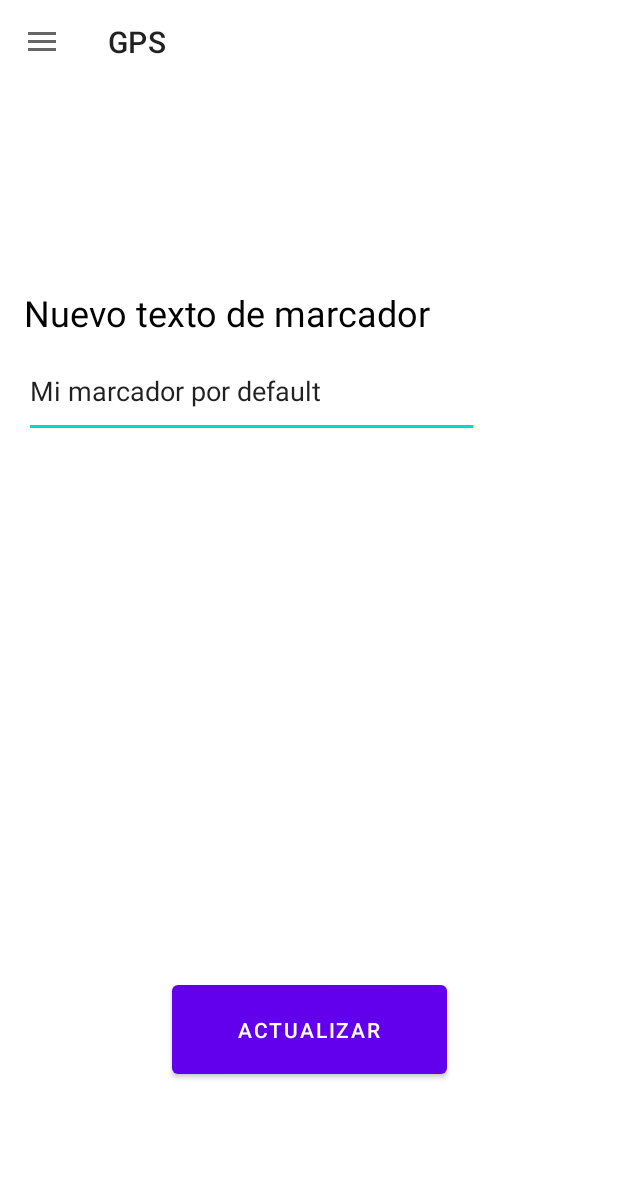
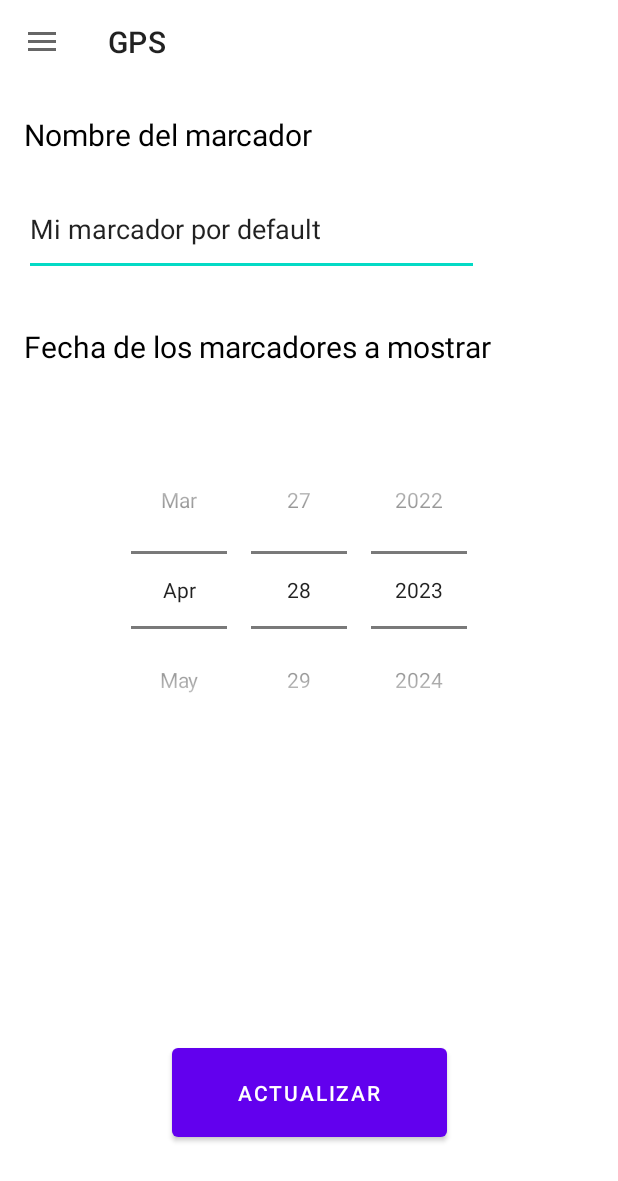
Before and after one commit to JVar00/Laboratorios_moviles, an Android app: the screen it shows after launch (MainActivity), in the side drawer, after a tap on "Configuracion", on a phone screen of 412 x 824 dp. Shown: the top 1181 px of the screen. Run offline under Robolectric (Android 15) with nearby library versions, the phone set to English and light mode, and no system bars; libraries missing offline, so code that uses them is left out: com.google.maps.android; 2 statements that could not run were skipped.

Commit message:
filter marker by date

```diff
--- a/gps/app/src/main/java/com/UNA/gps/ConfigFragment.kt
+++ b/gps/app/src/main/java/com/UNA/gps/ConfigFragment.kt
@@ -7,9 +7,11 @@ import android.view.LayoutInflater
 import android.view.View
 import android.view.ViewGroup
 import android.widget.Button
+import android.widget.DatePicker
 import android.widget.EditText
 import android.widget.Toast
 import androidx.recyclerview.widget.RecyclerView
+import java.util.Date
 
 /**
  * A simple [Fragment] subclass.
@@ -20,16 +22,18 @@ class ConfigFragment : Fragment() {
 
     ///val message
     private var message: String? = "Mi marcador por default"
+    private var fecha: Date? = null
 
     override fun onCreate(savedInstanceState: Bundle?) {
         super.onCreate(savedInstanceState)
         arguments?.let {
             message = it.getString("message")
+            fecha = it.getSerializable("fecha") as Date?
         }
     }
 
     interface OnMessageSendListener {
-        fun onMessageSent(message: String)
+        fun onMessageSent(message: String, fecha: Date)
     }
     private var listener: OnMessageSendListener? = null
 
@@ -54,10 +58,22 @@ class ConfigFragment : Fragment() {
         val sendButton = view.findViewById<Button>(R.id.buttonSend)
         messageEditText.setText(message)
 
+        val datePicker = view.findViewById<DatePicker>(R.id.datePicker)
+        datePicker.init(fecha!!.year + 1900, fecha!!.month, fecha!!.date, null)
+
         sendButton.setOnClickListener {
-            Toast.makeText(requireContext(), "Se cambio exitosamente el nombre del marcador!", Toast.LENGTH_SHORT).show()
+
+            //Obtener la fecha seleccionada por el usuario
+            val year = datePicker.year
+            val month = datePicker.month
+            val day = datePicker.dayOfMonth
+
+            //Crear un objeto Date con la fecha seleccionada
+            val fechaSeleccionada = Date(year - 1900, month, day)
             val message = messageEditText.text.toString()
-            listener?.onMessageSent(message)
+
+            listener?.onMessageSent(message, fechaSeleccionada)
+            Toast.makeText(requireContext(), "Se guardo exitosamente la configuracion", Toast.LENGTH_SHORT).show()
         }
 
         return view
--- a/gps/app/src/main/java/com/UNA/gps/MainActivity.kt
+++ b/gps/app/src/main/java/com/UNA/gps/MainActivity.kt
@@ -12,10 +12,12 @@ import androidx.core.view.GravityCompat
 import androidx.drawerlayout.widget.DrawerLayout
 import androidx.fragment.app.Fragment
 import com.google.android.material.navigation.NavigationView
+import java.util.Date
 
 class MainActivity : AppCompatActivity(), NavigationView.OnNavigationItemSelectedListener, ConfigFragment.OnMessageSendListener {
     lateinit var drawerLayout: DrawerLayout
     lateinit var messageDefault : String
+    lateinit var fechaDefault : Date
     lateinit var messageBundle : Bundle
 
     override fun onCreate(savedInstanceState: Bundle?) {
@@ -63,10 +65,15 @@ class MainActivity : AppCompatActivity(), NavigationView.OnNavigationItemSelecte
 
         //if messageBundle is empty then set default message
         if(!::messageBundle.isInitialized){
+
             messageDefault = "Mi marcador por default"
+            fechaDefault = Date()
+
             val bundle = Bundle()
             bundle.putString("message", messageDefault)
+            bundle.putSerializable("fecha", fechaDefault)
             messageBundle = bundle
+
         }
 
         when (item.itemId){
@@ -94,9 +101,11 @@ class MainActivity : AppCompatActivity(), NavigationView.OnNavigationItemSelecte
         return true
     }
 
-    override fun onMessageSent(message: String) {
+    override fun onMessageSent(message: String, fecha: Date) {
         val bundle = Bundle()
         bundle.putString("message", message)
+        bundle.putSerializable("fecha", fecha)
+        println(fecha)
         messageBundle = bundle
     }
 
--- a/gps/app/src/main/java/com/UNA/gps/MapsFragment.kt
+++ b/gps/app/src/main/java/com/UNA/gps/MapsFragment.kt
@@ -49,6 +49,7 @@ class MapsFragment : Fragment() {
 
     private lateinit var locationReceiver: BroadcastReceiver
     private var param1: String? = "Marcador default por maps"
+    private var fecha: Date? = Date()
     private lateinit var locationDao: LocationDAO
     private lateinit var polygonDao: PolygonDAO
     private lateinit var polygon: Polygon
@@ -58,6 +59,7 @@ class MapsFragment : Fragment() {
         super.onCreate(savedInstanceState)
         arguments?.let {
             param1 = it.getString("message")
+            fecha = it.getSerializable("fecha") as Date?
         }
         locationDao = AppDatabase.getInstance(requireContext()).locationDao()
         polygonDao = AppDatabase.getInstance(requireContext()).polygonDao()
@@ -102,11 +104,9 @@ class MapsFragment : Fragment() {
                         cameraPosition
                     )
                 )*/
+
                 lifecycleScope.launch {
-                    withContext(Dispatchers.IO) {
-                        locationDao.insert(entity)
-                    }
-                }
+                    withContext(Dispatchers.Main) {
                         if (isLocationInsidePolygon(location)){
                             googleMap.addMarker(
                                 MarkerOptions().position(location).title(param1).icon(BitmapDescriptorFactory.defaultMarker(BitmapDescriptorFactory.HUE_RED))
@@ -117,6 +117,10 @@ class MapsFragment : Fragment() {
                                 MarkerOptions().position(location).title(param1).icon(BitmapDescriptorFactory.defaultMarker(BitmapDescriptorFactory.HUE_GREEN))
                             )
                         }
+                    }
+                }
+
+
                 insertEntity(entity)
             }
         }
@@ -140,7 +144,25 @@ class MapsFragment : Fragment() {
             val ubicaciones = withContext(Dispatchers.IO) {
                 locationDao.getAll()
             }
-            ubicaciones?.forEach { ubicacion ->
+
+            val calendar = Calendar.getInstance()
+            calendar.time = fecha
+            calendar.set(Calendar.HOUR_OF_DAY, 0)
+            calendar.set(Calendar.MINUTE, 0)
+            calendar.set(Calendar.SECOND, 0)
+            calendar.set(Calendar.MILLISECOND, 0)
+
+            val entidadesFiltradas = ubicaciones?.filter { entidad ->
+                val entidadCalendar = Calendar.getInstance()
+                entidadCalendar.time = entidad?.date!!
+                entidadCalendar.set(Calendar.HOUR_OF_DAY, 0)
+                entidadCalendar.set(Calendar.MINUTE, 0)
+                entidadCalendar.set(Calendar.SECOND, 0)
+                entidadCalendar.set(Calendar.MILLISECOND, 0)
+                entidadCalendar.time == calendar.time
+            }
+
+            entidadesFiltradas?.forEach { ubicacion ->
                 ubicacion?.let { location ->
                     val latLng = LatLng(location.latitude, location.longitude)
 
@@ -215,6 +237,8 @@ class MapsFragment : Fragment() {
 
         extractPolygons()
         extractLocations()
+
+        println(fecha)
 
         if (ActivityCompat.checkSelfPermission(
                 requireContext(),
--- a/gps/app/src/main/res/layout/fragment_config.xml
+++ b/gps/app/src/main/res/layout/fragment_config.xml
@@ -11,23 +11,37 @@
         android:id="@+id/textView"
         android:layout_width="320dp"
         android:layout_height="38dp"
-        android:layout_marginTop="72dp"
+        android:layout_marginTop="20dp"
         android:text="@string/nuevo_texto_de_marcador"
         android:textColor="#000000"
-        android:textSize="24sp"
+        android:textSize="20sp"
         app:layout_constraintBottom_toTopOf="@+id/guideline2"
         app:layout_constraintEnd_toEndOf="parent"
         app:layout_constraintHorizontal_bias="0.175"
         app:layout_constraintStart_toStartOf="parent"
         app:layout_constraintTop_toTopOf="parent"
-        app:layout_constraintVertical_bias="1.0" />
+        app:layout_constraintVertical_bias="0.0" />
+
+    <TextView
+        android:id="@+id/textView3"
+        android:layout_width="320dp"
+        android:layout_height="38dp"
+        android:text="@string/fecha"
+        android:textColor="#000000"
+        android:textSize="20sp"
+        app:layout_constraintBottom_toTopOf="@+id/guideline"
+        app:layout_constraintEnd_toEndOf="parent"
+        app:layout_constraintHorizontal_bias="0.175"
+        app:layout_constraintStart_toStartOf="parent"
+        app:layout_constraintTop_toBottomOf="@+id/editTextTextPersonName"
+        app:layout_constraintVertical_bias="0.082" />
 
     <androidx.constraintlayout.widget.Guideline
         android:id="@+id/guideline"
         android:layout_width="wrap_content"
         android:layout_height="wrap_content"
         android:orientation="horizontal"
-        app:layout_constraintGuide_begin="492dp" />
+        app:layout_constraintGuide_begin="576dp" />
 
     <EditText
         android:id="@+id/editTextTextPersonName"
@@ -49,15 +63,27 @@
         android:layout_width="wrap_content"
         android:layout_height="wrap_content"
         android:orientation="horizontal"
-        app:layout_constraintGuide_begin="174dp" />
+        app:layout_constraintGuide_begin="66dp" />
 
     <Button
         android:id="@+id/buttonSend"
         android:layout_width="183dp"
         android:layout_height="71dp"
-        android:text="Actualizar"
+        android:text="@string/actualizar"
         app:layout_constraintBottom_toBottomOf="parent"
         app:layout_constraintEnd_toEndOf="parent"
         app:layout_constraintStart_toStartOf="parent"
         app:layout_constraintTop_toTopOf="@+id/guideline" />
+
+    <DatePicker
+        android:id="@+id/datePicker"
+        android:layout_width="374dp"
+        android:layout_height="265dp"
+        android:layout_marginTop="32dp"
+        android:calendarViewShown="false"
+        android:datePickerMode="spinner"
+        app:layout_constraintEnd_toEndOf="parent"
+        app:layout_constraintHorizontal_bias="0.432"
+        app:layout_constraintStart_toStartOf="parent"
+        app:layout_constraintTop_toBottomOf="@+id/textView3" />
 </androidx.constraintlayout.widget.ConstraintLayout>
--- a/gps/app/src/main/res/values/strings.xml
+++ b/gps/app/src/main/res/values/strings.xml
@@ -7,7 +7,8 @@
     <string name="drawer_open">Abrir Menu</string>
     <string name="drawer_close">Cerrar Menu</string>
     <string name="nav_conf">Configuracion</string>
-    <string name="nuevo_texto_de_marcador">Nuevo texto de marcador</string>
+    <string name="nuevo_texto_de_marcador">Nombre del marcador</string>
+    <string name="fecha">Fecha de los marcadores a mostrar</string>
     <string name="refresh_location">Refresh Location</string>
     <string name="add_new_point">Add new point</string>
     <string name="nav_polygon">Manage Polygon</string>
@@ -16,4 +17,5 @@
     <string name="enter_the_latitude_and_longitude_of_the_new_point">Enter the latitude and longitude of the new point:</string>
     <string name="polygon">POLYGON</string>
     <string name="agregar_punto">Agregar punto</string>
+    <string name="actualizar">Actualizar</string>
 </resources>
```
Lines whose indentation alone changed are shown as unchanged.
